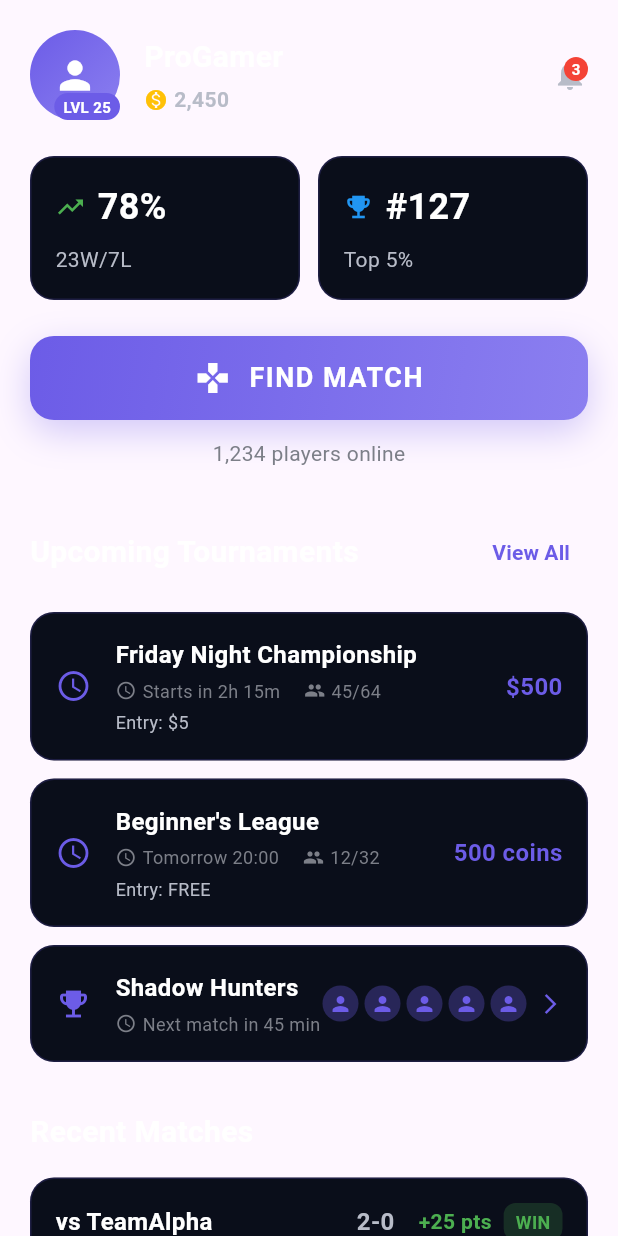
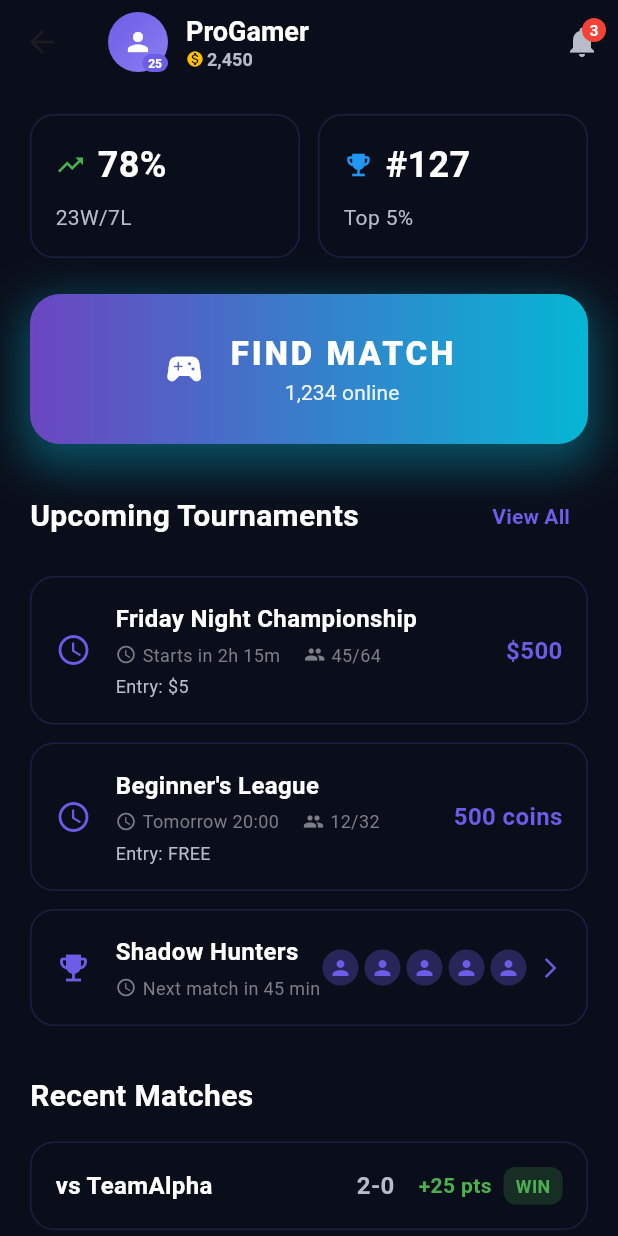
Before and after one commit to Turgunoff/gamehub, a Flutter app: the _HomeContent screen opened directly, on a phone screen of 412 x 824 dp. Run offline on Flutter 3.47's test engine with Material 3 defaults, Android fonts, the phone set to English and light mode, and no system bars; our stand-ins replace connectivity_plus, equatable, flutter_animate, flutter_bloc, go_router, internet_connection_checker_plus and 2 more; missing offline and left inert: app_settings; accounts and stored records are empty; statements that could not run were skipped.

Commit message:
✨ Revamp Dashboard UI in GameHub: Transitioned to a Scaffold layout, refined profile section with updated visuals, and enhanced the 'Find Match' button for better user engagement. Adjusted spacing and styling for improved readability and aesthetics.

```diff
--- a/lib/features/home/presentation/pages/dashboard_page.dart
+++ b/lib/features/home/presentation/pages/dashboard_page.dart
@@ -55,28 +55,28 @@ class _HomeContent extends StatelessWidget {
 
   @override
   Widget build(BuildContext context) {
-    return SafeArea(
-      child: SingleChildScrollView(
-        padding: const EdgeInsets.all(20),
-        child: Column(
-          crossAxisAlignment: CrossAxisAlignment.start,
-          children: [
-            // Profile Section
-            Row(
+    return Scaffold(
+      backgroundColor: AppColors.bgDark,
+      extendBodyBehindAppBar: false,
+      appBar: AppBar(
+        backgroundColor: Colors.transparent,
+        surfaceTintColor: Colors.transparent,
+        elevation: 0,
+        title: Row(
           children: [
             // Profile Picture with Level Badge
             Stack(
               children: [
                 Container(
-                      width: 60,
-                      height: 60,
+                  width: 40,
+                  height: 40,
                   decoration: BoxDecoration(
                     shape: BoxShape.circle,
                     gradient: AppColors.primaryGradient,
                   ),
                   child: const Icon(
                     Icons.person,
-                        size: 30,
+                    size: 20,
                     color: Colors.white,
                   ),
                 ),
@@ -85,18 +85,18 @@ class _HomeContent extends StatelessWidget {
                   right: 0,
                   child: Container(
                     padding: const EdgeInsets.symmetric(
-                          horizontal: 6,
-                          vertical: 2,
+                      horizontal: 4,
+                      vertical: 1,
                     ),
                     decoration: BoxDecoration(
                       color: AppColors.primary,
-                          borderRadius: BorderRadius.circular(10),
+                      borderRadius: BorderRadius.circular(8),
                     ),
                     child: const Text(
-                          'LVL 25',
+                      '25',
                       style: TextStyle(
                         color: Colors.white,
-                            fontSize: 10,
+                        fontSize: 8,
                         fontWeight: FontWeight.bold,
                       ),
                     ),
@@ -104,34 +104,34 @@ class _HomeContent extends StatelessWidget {
                 ),
               ],
             ),
-                const SizedBox(width: 16),
+            const SizedBox(width: 12),
             // Username and Currency
             Expanded(
               child: Column(
                 crossAxisAlignment: CrossAxisAlignment.start,
+                mainAxisSize: MainAxisSize.min,
                 children: [
                   Text(
                     'ProGamer',
                     style: TextStyle(
                       color: AppColors.textPrimary,
-                          fontSize: 20,
+                      fontSize: 18,
                       fontWeight: FontWeight.bold,
                     ),
                   ),
-                      const SizedBox(height: 4),
                   Row(
                     children: [
                       Icon(
                         Icons.monetization_on,
                         color: Colors.amber,
-                            size: 16,
+                        size: 12,
                       ),
-                          const SizedBox(width: 4),
+                      const SizedBox(width: 2),
                       Text(
                         '2,450',
                         style: TextStyle(
                           color: AppColors.textSecondary,
-                              fontSize: 14,
+                          fontSize: 12,
                           fontWeight: FontWeight.w600,
                         ),
                       ),
@@ -140,17 +140,23 @@ class _HomeContent extends StatelessWidget {
                 ],
               ),
             ),
+          ],
+        ),
+        actions: [
           // Notifications
           Stack(
             children: [
-                    Icon(
+              IconButton(
+                onPressed: () {},
+                icon: Icon(
                   Icons.notifications,
                   color: AppColors.textSecondary,
                   size: 24,
                 ),
+              ),
               Positioned(
-                      top: 0,
-                      right: 0,
+                top: 8,
+                right: 8,
                 child: Container(
                   width: 16,
                   height: 16,
@@ -174,9 +180,11 @@ class _HomeContent extends StatelessWidget {
           ),
         ],
       ),
-
-            const SizedBox(height: 24),
-
+      body: SingleChildScrollView(
+        padding: const EdgeInsets.all(20),
+        child: Column(
+          crossAxisAlignment: CrossAxisAlignment.start,
+          children: [
             // Statistics Cards
             Row(
               children: [
@@ -277,15 +285,23 @@ class _HomeContent extends StatelessWidget {
             // Find Match Button
             Container(
               width: double.infinity,
-              height: 56,
+              height: 100,
               decoration: BoxDecoration(
-                gradient: AppColors.primaryGradient,
-                borderRadius: BorderRadius.circular(16),
+                gradient: const LinearGradient(
+                  colors: [
+                    Color(0xFF6B46C1), // Deep purple-blue
+                    Color(0xFF06B6D4), // Vibrant cyan-blue
+                  ],
+                  begin: Alignment.centerLeft,
+                  end: Alignment.centerRight,
+                ),
+                borderRadius: BorderRadius.circular(20),
                 boxShadow: [
                   BoxShadow(
-                    color: AppColors.primary.withOpacity(0.3),
-                    blurRadius: 20,
-                    offset: const Offset(0, 8),
+                    color: const Color(0xFF06B6D4).withOpacity(0.4),
+                    blurRadius: 25,
+                    spreadRadius: 5,
+                    offset: const Offset(0, 10),
                   ),
                 ],
               ),
@@ -299,37 +315,54 @@ class _HomeContent extends StatelessWidget {
                   shape: RoundedRectangleBorder(
                     borderRadius: BorderRadius.circular(16),
                   ),
+                  padding: const EdgeInsets.symmetric(
+                    horizontal: 24,
+                    vertical: 16,
                   ),
-                child: Row(
+                ),
+                child: Column(
                   mainAxisAlignment: MainAxisAlignment.center,
                   children: [
-                    const Icon(Icons.games, color: Colors.white, size: 24),
-                    const SizedBox(width: 12),
+                    Row(
+                      mainAxisAlignment: MainAxisAlignment.center,
+                      children: [
+                        // Game Controller Icon
+                        const Icon(
+                          Icons.sports_esports,
+                          color: Colors.white,
+                          size: 28,
+                        ),
+                        const SizedBox(width: 16),
+                        // FIND MATCH Text
+                        Column(
+                          children: [
                             Text(
                               'FIND MATCH',
                               style: TextStyle(
                                 color: Colors.white,
-                        fontSize: 18,
-                        fontWeight: FontWeight.bold,
-                        letterSpacing: 1,
+                                fontSize: 22,
+                                fontWeight: FontWeight.w800,
+                                letterSpacing: 2,
                               ),
+                            ),
+                            Text(
+                              '1,234 online',
+                              style: TextStyle(
+                                color: Colors.white.withOpacity(0.9),
+                                fontSize: 14,
+                                fontWeight: FontWeight.w400,
+                              ),
+                            ),
+                          ],
+                        ),
+                      ],
                     ),
                   ],
                 ),
               ),
             ),
 
-            const SizedBox(height: 12),
-
-            // Online Players
-            Center(
-              child: Text(
-                '1,234 players online',
-                style: TextStyle(color: AppColors.textTertiary, fontSize: 14),
-              ),
-            ),
-
-            const SizedBox(height: 32),
+            const SizedBox(height: 24),
 
             // Upcoming Tournaments
             Row(
@@ -412,8 +445,6 @@ class _HomeContent extends StatelessWidget {
             _buildMatchResult('vs ProSquad', '1-2', '-15 pts', false),
             const SizedBox(height: 12),
             _buildMatchResult('vs Noobs', '2-1', '+20 pts', true),
-
-            const SizedBox(height: 100), // Bottom navigation bar uchun space
           ],
         ),
       ),
```
Lines whose indentation alone changed are shown as unchanged.
